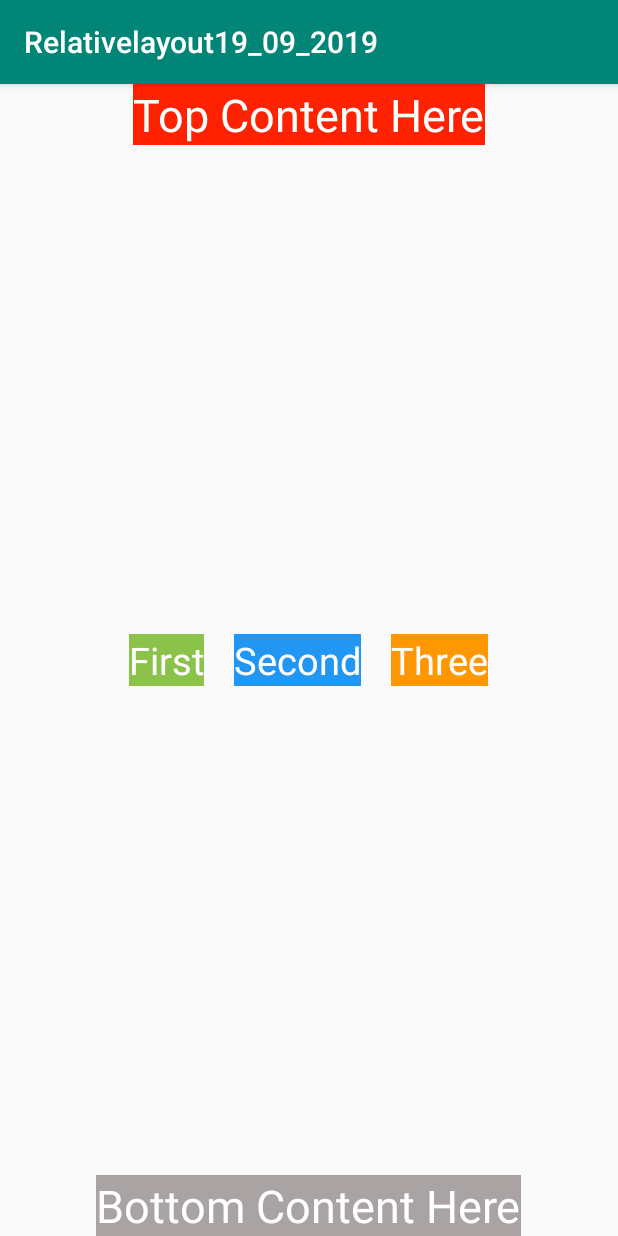
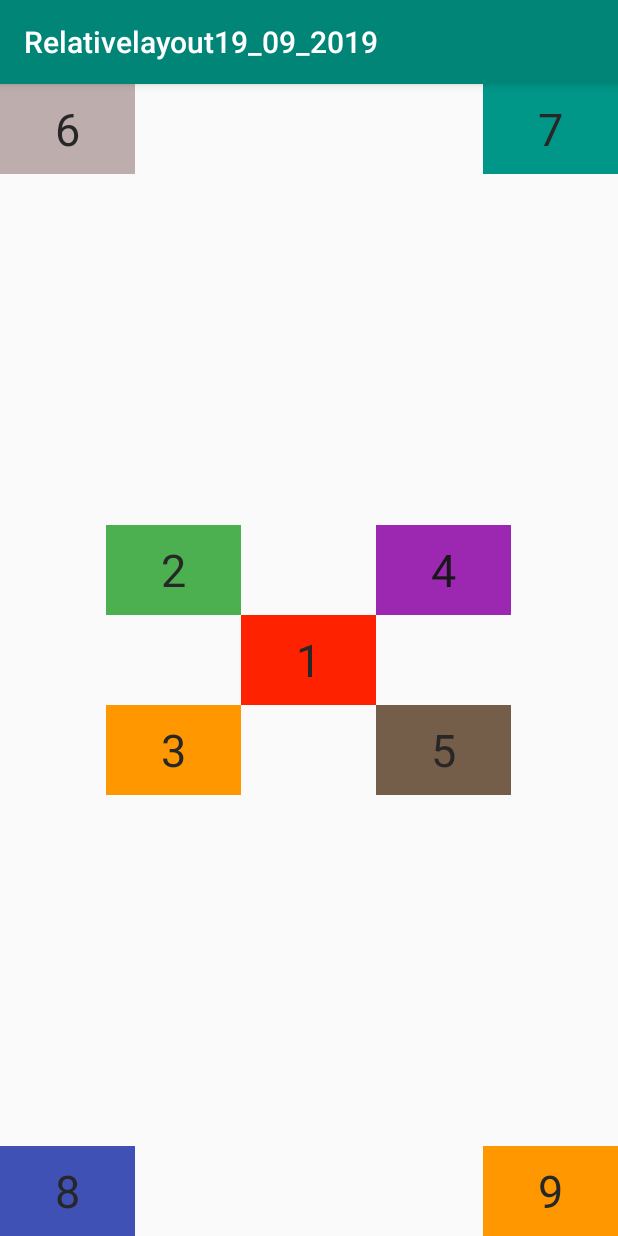
Before and after one commit to thang0918056106/RelativeLayout19092019, an Android app: the screen it shows after launch (MainActivity), on a phone screen of 412 x 824 dp. Run offline under Robolectric (Android 15) with nearby library versions, the phone set to English and light mode, and no system bars.

Commit message:
bai tap 3

```diff
--- a/app/src/main/res/layout/activity_main.xml
+++ b/app/src/main/res/layout/activity_main.xml
@@ -7,54 +7,105 @@
     tools:context=".MainActivity">
 
     <TextView
-        android:layout_width="wrap_content"
-        android:layout_height="wrap_content"
-        android:text="Top Content Here"
+        android:id="@+id/textview1"
+        android:layout_width="90dp"
+        android:layout_height="60dp"
+        android:text="1"
+        android:layout_centerInParent="true"
         android:background="#f20"
-        android:textColor="#FFFF"
+        android:gravity="center"
         android:textSize="30dp"
-        android:layout_centerHorizontal="true"/>
+        android:textColor="#272727" />
     <TextView
-        android:layout_width="wrap_content"
-        android:layout_height="wrap_content"
-        android:text="Bottom Content Here"
-        android:background="#F3A59F9F"
-        android:textColor="#FFFF"
+        android:id="@+id/textview2"
+        android:layout_width="90dp"
+        android:layout_height="60dp"
+        android:text="2"
+        android:background="#4CAF50"
+        android:gravity="center"
         android:textSize="30dp"
+        android:textColor="#272727"
+        android:layout_toLeftOf="@+id/textview1"
+        android:layout_above="@+id/textview1"/>
+    <TextView
+        android:id="@+id/textview3"
+        android:layout_width="90dp"
+        android:layout_height="60dp"
+        android:text="3"
+        android:background="#FF9800"
+        android:gravity="center"
+        android:textSize="30dp"
+        android:textColor="#272727"
+        android:layout_toLeftOf="@+id/textview1"
+        android:layout_below="@+id/textview1" />
+
+    <TextView
+        android:id="@+id/textview4"
+        android:layout_width="90dp"
+        android:layout_height="60dp"
+        android:text="4"
+        android:background="#9C27B0"
+        android:gravity="center"
+        android:textSize="30dp"
+        android:textColor="#18181A"
+        android:layout_toRightOf="@+id/textview1"
+        android:layout_above="@+id/textview1"/>
+
+    <TextView
+        android:id="@+id/textview5"
+        android:layout_width="90dp"
+        android:layout_height="60dp"
+        android:text="5"
+        android:background="#755E49"
+        android:gravity="center"
+        android:textSize="30dp"
+        android:textColor="#272727"
+        android:layout_toRightOf="@id/textview1"
+        android:layout_below="@+id/textview1" />
+    <TextView
+        android:id="@+id/textview6"
+        android:layout_width="90dp"
+        android:layout_height="60dp"
+        android:text="6"
+        android:background="#5C522626"
+        android:gravity="center"
+        android:textSize="30dp"
+        android:textColor="#272727"
+        android:layout_alignParentLeft="true" />
+    <TextView
+        android:id="@+id/textview7"
+        android:layout_width="90dp"
+        android:layout_height="60dp"
+        android:text="7"
+        android:background="#009688"
+        android:gravity="center"
+        android:textSize="30dp"
+        android:textColor="#272727"
+        android:layout_alignParentRight="true"/>
+    <TextView
+        android:id="@+id/textview8"
+        android:layout_width="90dp"
+        android:layout_height="60dp"
+        android:text="8"
+        android:background="#3F51B5"
+        android:gravity="center"
+        android:textSize="30dp"
+        android:textColor="#272727"
+        android:layout_alignParentBottom="true"/>
+    <TextView
+        android:id="@+id/textview9"
+        android:layout_width="90dp"
+        android:layout_height="60dp"
+        android:text="9"
+        android:background="#FF9800"
+        android:gravity="center"
+        android:textSize="30dp"
+        android:textColor="#272727"
         android:layout_alignParentBottom="true"
-        android:layout_centerHorizontal="true"/>
+        android:layout_alignParentRight="true"/>
 
-    <LinearLayout
-        android:layout_width="match_parent"
-        android:layout_height="match_parent"
-        android:orientation="horizontal"
-        android:gravity="center">
 
-        <TextView
-            android:layout_width="wrap_content"
-            android:layout_height="wrap_content"
-            android:text="First"
-            android:textSize="25dp"
-            android:textColor="#ffff"
-            android:background="#8BC34A"/>
-        <TextView
-            android:layout_width="wrap_content"
-            android:layout_height="wrap_content"
-            android:text="Second"
-            android:textSize="25dp"
-            android:layout_marginLeft="20dp"
-            android:layout_marginRight="20dp"
-            android:textColor="#ffff"
-            android:background="#2196F3"/>
-        <TextView
-            android:layout_width="wrap_content"
-            android:layout_height="wrap_content"
-            android:text="Three"
-            android:textSize="25dp"
-            android:textColor="#ffff"
-            android:background="#FF9800"/>
 
-    </LinearLayout>
 
 
 
```
